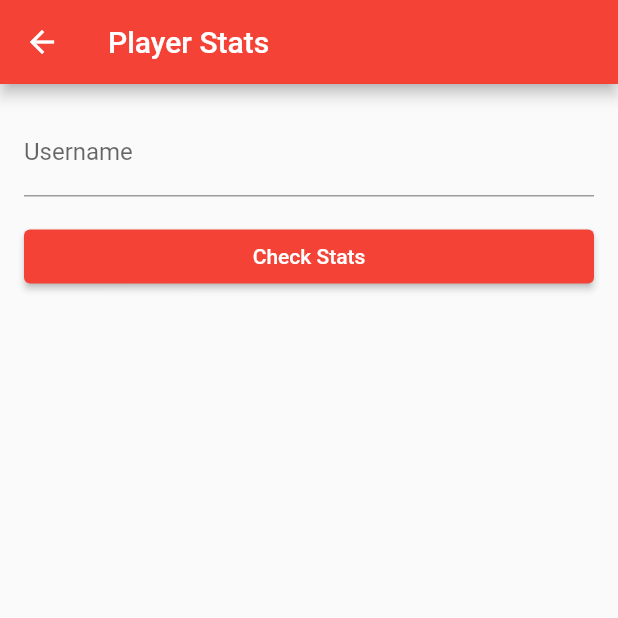
After one commit to NirajShr3stha/apex_mobile, a Flutter app: the screen it shows after launch, after a tap on "PLAYER STATS", on a phone screen of 412 x 824 dp, the top half of it. The commit adds this screen. Run offline on Flutter 3.47's test engine with Material 2 defaults, Android fonts, the phone set to English and light mode, and no system bars; network calls fail.

Commit message:
player stats on progress

```diff
--- a/lib/services/api_service.dart
+++ b/lib/services/api_service.dart
@@ -50,3 +50,19 @@ class NewsApiService {
     }
   }
 }
+
+//PLAYER STATS API
+class PlayerStatsApiService {
+  Future<Map<String, dynamic>> getPlayerStats(String username) async {
+    final url = 'https://api.mozambiquehe.re/bridge?auth=$apiKey&player=$username&platform=PC';
+
+    final response = await http.get(Uri.parse(url));
+
+    if (response.statusCode == 200) {
+      final jsonData = json.decode(response.body);
+      return jsonData;
+    } else {
+      throw Exception('Failed to fetch player stats data');
+    }
+  }
+}
--- a/lib/views/home_page.dart
+++ b/lib/views/home_page.dart
@@ -1,6 +1,7 @@
 import 'package:apex_mobile/views/apex_news.dart';
 import 'package:apex_mobile/views/crafter_rotation.dart';
 import 'package:apex_mobile/views/map_rotation.dart';
+import 'package:apex_mobile/views/player_stats.dart';
 import 'package:flutter/material.dart';
 
 class HomePage extends StatelessWidget {
@@ -47,6 +48,16 @@ class HomePage extends StatelessWidget {
               },
               child: const Text('NEWS'),
             ),
+            //PLAYER STATS
+            ElevatedButton(
+              onPressed: () {
+                Navigator.push(
+                  context,
+                  MaterialPageRoute(builder: (context) => PlayerStatsPage()),
+                );
+              },
+              child: const Text('PLAYER STATS'),
+            ),
           ],
         ),
       ),
--- a/lib/views/map_rotation.dart
+++ b/lib/views/map_rotation.dart
@@ -1,7 +1,6 @@
 import 'package:apex_mobile/services/api_service.dart';
 import 'package:flutter/material.dart';
 import 'dart:async';
-import 'package:flutter/widgets.dart';
 
 class MapRotationPage extends StatefulWidget {
   const MapRotationPage({Key? key}) : super(key: key);
@@ -161,8 +160,7 @@ class _MapRotationPageState extends State<MapRotationPage> {
                           ),
                           const SizedBox(height: 16),
                           Image.network(
-                            mapRotationData!['ltm']['current']['asset']
-                                .replaceAll('\\', ''),
+                            mapRotationData!['ltm']['current']['asset'],
                             width: double.infinity,
                             height: 100,
                             fit: BoxFit.cover,
@@ -182,8 +180,7 @@ class _MapRotationPageState extends State<MapRotationPage> {
                           ),
                           const SizedBox(height: 16),
                           Image.network(
-                            mapRotationData!['ltm']['next']['asset']
-                                .replaceAll('\\', ''),
+                            mapRotationData!['ltm']['next']['asset'],
                             width: double.infinity,
                             height: 100,
                             fit: BoxFit.cover,
--- /dev/null
+++ b/lib/views/player_stats.dart
@@ -0,0 +1,119 @@
+import 'package:apex_mobile/services/api_service.dart';
+import 'package:flutter/material.dart';
+
+
+class PlayerStatsPage extends StatefulWidget {
+  @override
+  _PlayerStatsPageState createState() => _PlayerStatsPageState();
+}
+
+class _PlayerStatsPageState extends State<PlayerStatsPage> {
+  final TextEditingController _usernameController = TextEditingController();
+  Map<String, dynamic>? _playerData;
+  final PlayerStatsApiService _apiService = PlayerStatsApiService();
+
+  Future<void> _fetchPlayerStats(String username) async {
+    try {
+      final playerData = await _apiService.getPlayerStats(username);
+      setState(() {
+        _playerData = playerData;
+      });
+    } catch (error) {
+      // Handle error
+      print('Error: $error');
+    }
+  }
+
+  @override
+  void dispose() {
+    _usernameController.dispose();
+    super.dispose();
+  }
+
+  @override
+Widget build(BuildContext context) {
+  return Scaffold(
+    appBar: AppBar(
+      title: const Text('Player Stats'),
+    ),
+    body: SingleChildScrollView(
+      child: Container(
+        padding: const EdgeInsets.all(16.0),
+        constraints: BoxConstraints(maxHeight: MediaQuery.of(context).size.height),
+        child: Column(
+          mainAxisAlignment: MainAxisAlignment.start,
+          crossAxisAlignment: CrossAxisAlignment.stretch,
+          children: [
+            TextField(
+              controller: _usernameController,
+              decoration: const InputDecoration(
+                labelText: 'Username',
+              ),
+            ),
+            const SizedBox(height: 16),
+            ElevatedButton(
+              onPressed: () {
+                final username = _usernameController.text;
+                _fetchPlayerStats(username);
+              },
+              child: const Text('Check Stats'),
+            ),
+            const SizedBox(height: 16),
+            if (_playerData != null)
+              Column(
+                children: [
+                  //PLAYER NAME
+                  Text(
+                    'Player Name: ${_playerData!['global']['name']}',
+                    style: const TextStyle(
+                      fontSize: 15,
+                      fontWeight: FontWeight.bold,
+                    ),
+                  ),
+                  //EA DISABLED ACCESS TO PROFILE AVATARS
+                  // const SizedBox(height: 16),
+                  // Image.network(
+                  //   _playerData!['global']['avatar'],
+                  //   width: 100,
+                  //   height: 100,
+                  //   fit: BoxFit.cover,
+                  // ),
+                  const SizedBox(height: 16),
+                  //PLATFORM
+                  Text(
+                    'Platform: ${_playerData!['global']['platform']}',
+                    style: const TextStyle(fontSize: 18),
+                  ),
+                  const SizedBox(height: 16),
+                  //ACCOUNT LEVEL
+                  Text(
+                    'Level: ${_playerData!['global']['level']}',
+                    style: const TextStyle(fontSize: 18),
+                  ),
+                  const SizedBox(height: 16),
+                  //RANK POINTS
+                  Text(
+                    'Rank Score: ${_playerData!['global']['rank']['rankScore']}',
+                    style: const TextStyle(fontSize: 18),
+                  ),
+                  const SizedBox(height: 16),
+                  //BATTLEPASS LEVEL
+                  Text(
+                    'Battlepass Level: ${_playerData!['global']['battlepass']['level']}',
+                    style: const TextStyle(fontSize: 18),
+                  ),
+                  const SizedBox(height: 16),
+                  //PRESTIGE LEVEL
+                  Text(
+                    'PRESTIGE LEVEL: ${_playerData!['global']['levelPrestige']}',
+                    style: const TextStyle(fontSize: 18),
+                  ),
+                ],
+              ),
+          ],
+        ),
+      ),
+    ),
+  );
+}
+}
```
